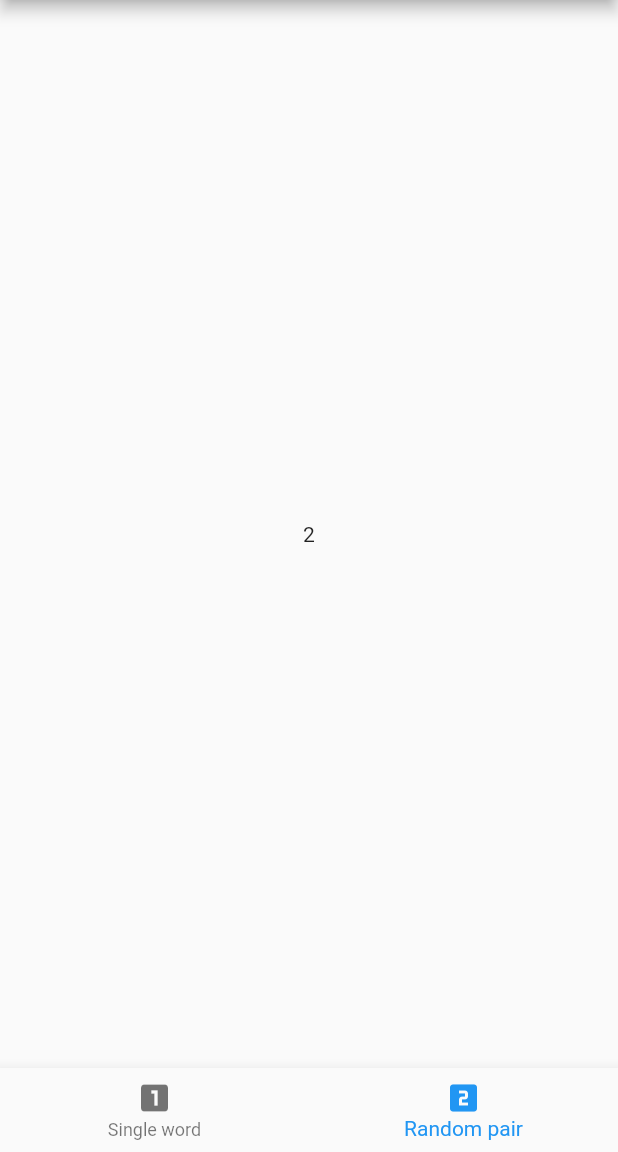
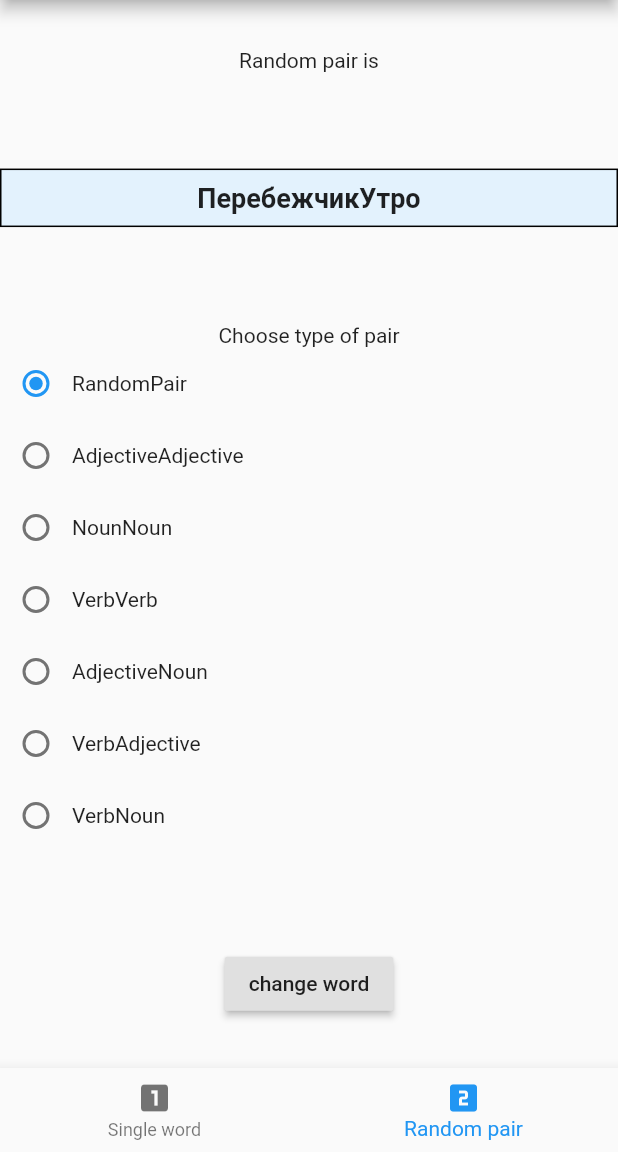
Before and after one commit to RenatFakhrutdinov/russian_words, a Flutter app: the screen it shows after launch, item 2 of the bottom bar chosen, on a phone screen of 412 x 824 dp, the part 84-1236 px from its top. Run offline on Flutter 3.47's test engine with Material 2 defaults, Android fonts, the phone set to English and light mode, and no system bars.

Commit message:
add example of getting random pair of words

```diff
--- a/example/lib/main.dart
+++ b/example/lib/main.dart
@@ -34,7 +34,7 @@ class _MyHomePageState extends State<MyHomePage> {
 
   List<Widget> _widgetOptions = [
     SingleWord(),
-    Text('2'),
+    RandomPair(),
   ];
 
   void _onItemTapped(int index) {
@@ -77,7 +77,7 @@ class _SingleWordState extends State<SingleWord> {
   @override
   void initState() {
     super.initState();
-    _word = _randomWord();
+    _word ??= _randomWord();
   }
 
   String _randomWord() {
@@ -182,3 +182,151 @@ class _SingleWordState extends State<SingleWord> {
     );
   }
 }
+
+class RandomPair extends StatefulWidget {
+  @override
+  _RandomPairState createState() => _RandomPairState();
+}
+
+class _RandomPairState extends State<RandomPair> {
+  String _pair;
+  TypeOfPair _typeOfPair = TypeOfPair.randomPair;
+
+  @override
+  void initState() {
+    super.initState();
+    _pair ??= WordPair.random(typeOfPair: _typeOfPair).asPascalCase;
+  }
+
+  @override
+  Widget build(BuildContext context) {
+    return Column(
+      mainAxisAlignment: MainAxisAlignment.spaceAround,
+      children: <Widget>[
+        Text(
+          "Random pair is",
+          textAlign: TextAlign.center,
+        ),
+        Container(
+          padding: EdgeInsets.all(8),
+          decoration:
+              BoxDecoration(border: Border.all(), color: Colors.blue.shade50),
+          width: MediaQuery.of(context).size.width,
+          child: Text(
+            _pair,
+            style: TextStyle(fontSize: 18, fontWeight: FontWeight.bold),
+            textAlign: TextAlign.center,
+          ),
+        ),
+        Column(
+          children: <Widget>[
+            Text('Choose type of pair'),
+            Row(
+              children: <Widget>[
+                Radio(
+                  value: TypeOfPair.randomPair,
+                  groupValue: _typeOfPair,
+                  onChanged: (type) => setState(() {
+                    _typeOfPair = type;
+                    _pair =
+                        WordPair.random(typeOfPair: _typeOfPair).asPascalCase;
+                  }),
+                ),
+                Text('RandomPair'),
+              ],
+            ),
+            Row(
+              children: <Widget>[
+                Radio(
+                  value: TypeOfPair.adjectiveAdjective,
+                  groupValue: _typeOfPair,
+                  onChanged: (type) => setState(() {
+                    _typeOfPair = type;
+                    _pair =
+                        WordPair.random(typeOfPair: _typeOfPair).asPascalCase;
+                  }),
+                ),
+                Text('AdjectiveAdjective')
+              ],
+            ),
+            Row(
+              children: <Widget>[
+                Radio(
+                  value: TypeOfPair.nounNoun,
+                  groupValue: _typeOfPair,
+                  onChanged: (type) => setState(() {
+                    _typeOfPair = type;
+                    _pair =
+                        WordPair.random(typeOfPair: _typeOfPair).asPascalCase;
+                  }),
+                ),
+                Text('NounNoun')
+              ],
+            ),
+            Row(
+              children: <Widget>[
+                Radio(
+                  value: TypeOfPair.verbVerb,
+                  groupValue: _typeOfPair,
+                  onChanged: (type) => setState(() {
+                    _typeOfPair = type;
+                    _pair =
+                        WordPair.random(typeOfPair: _typeOfPair).asPascalCase;
+                  }),
+                ),
+                Text('VerbVerb')
+              ],
+            ),
+            Row(
+              children: <Widget>[
+                Radio(
+                  value: TypeOfPair.adjectiveNoun,
+                  groupValue: _typeOfPair,
+                  onChanged: (type) => setState(() {
+                    _typeOfPair = type;
+                    _pair =
+                        WordPair.random(typeOfPair: _typeOfPair).asPascalCase;
+                  }),
+                ),
+                Text('AdjectiveNoun')
+              ],
+            ),
+            Row(
+              children: <Widget>[
+                Radio(
+                  value: TypeOfPair.verbAdjective,
+                  groupValue: _typeOfPair,
+                  onChanged: (type) => setState(() {
+                    _typeOfPair = type;
+                    _pair =
+                        WordPair.random(typeOfPair: _typeOfPair).asPascalCase;
+                  }),
+                ),
+                Text('VerbAdjective')
+              ],
+            ),
+            Row(
+              children: <Widget>[
+                Radio(
+                  value: TypeOfPair.verbNoun,
+                  groupValue: _typeOfPair,
+                  onChanged: (type) => setState(() {
+                    _typeOfPair = type;
+                    _pair =
+                        WordPair.random(typeOfPair: _typeOfPair).asPascalCase;
+                  }),
+                ),
+                Text('VerbNoun')
+              ],
+            ),
+          ],
+        ),
+        RaisedButton(
+          child: Text("change word"),
+          onPressed: () => setState(() =>
+              _pair = WordPair.random(typeOfPair: _typeOfPair).asPascalCase),
+        )
+      ],
+    );
+  }
+}
```
Also changed, not shown: 1 other file.
